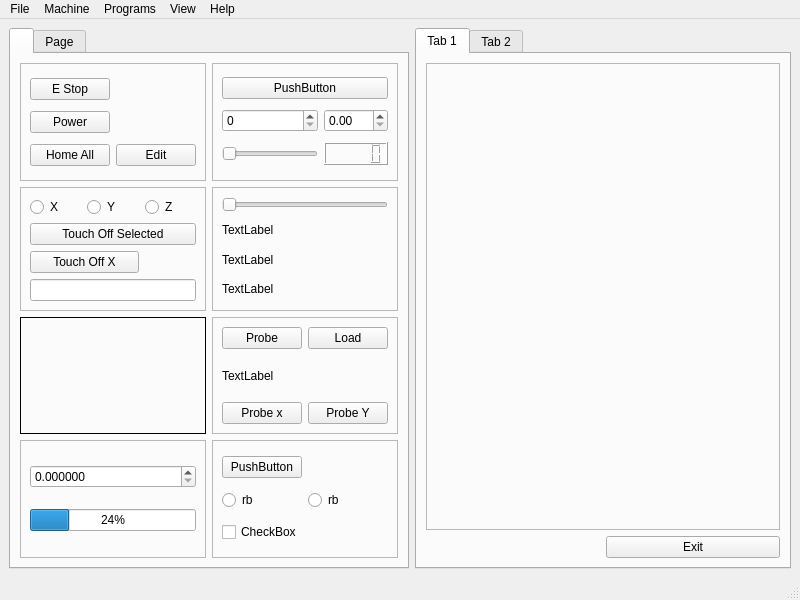
jethornton/flexgui, file examples/testgui/Errors/errors.ui: the form before one commit.
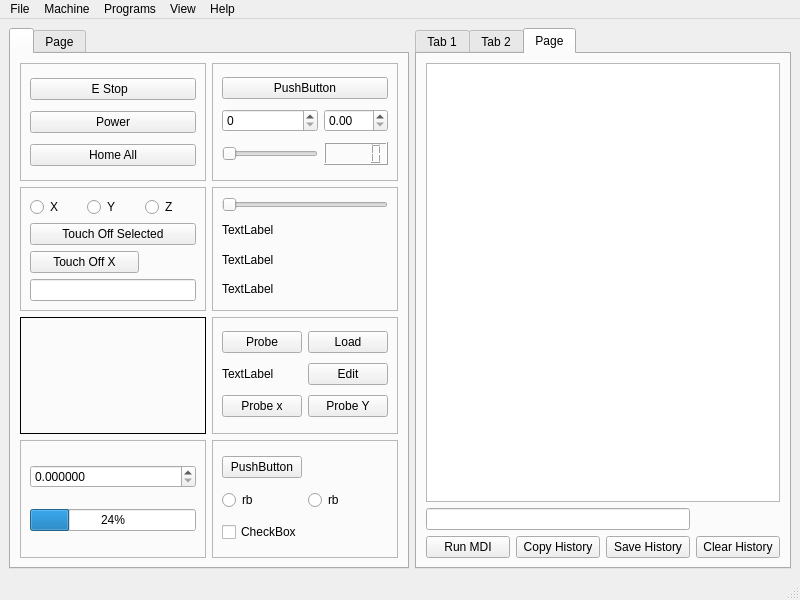
The form after the commit.

What changed in the file:
```diff
--- a/examples/testgui/Errors/errors.ui
+++ b/examples/testgui/Errors/errors.ui
@@ -45,6 +45,12 @@
              <property name="text">
               <string>Power</string>
              </property>
+             <property name="led_indicator" stdset="0">
+              <bool>true</bool>
+             </property>
+             <property name="led_diameter" stdset="0">
+              <number>10</number>
+             </property>
             </widget>
            </item>
            <item row="2" column="0">
@@ -52,22 +58,24 @@
              <property name="text">
               <string>Home All</string>
              </property>
+             <property name="led_indicator" stdset="0">
+              <bool>true</bool>
+             </property>
+             <property name="led_diameter" stdset="0">
+              <number>10</number>
+             </property>
             </widget>
            </item>
            <item row="0" column="0">
             <widget class="QPushButton" name="estop_pb">
              <property name="text">
-              <string>E Stop</string>
+              <string>E Stop  </string>
              </property>
              <property name="led_indicator" stdset="0">
               <bool>true</bool>
              </property>
-            </widget>
-           </item>
-           <item row="2" column="1">
-            <widget class="QPushButton" name="edit_pb">
-             <property name="text">
-              <string>Edit</string>
+             <property name="led_diameter" stdset="0">
+              <number>10</number>
              </property>
             </widget>
            </item>
@@ -347,6 +355,13 @@
              </property>
             </widget>
            </item>
+           <item row="1" column="1">
+            <widget class="QPushButton" name="edit_ladder_pb">
+             <property name="text">
+              <string>Edit</string>
+             </property>
+            </widget>
+           </item>
           </layout>
          </widget>
         </item>
@@ -449,7 +464,7 @@
     <item>
      <widget class="QTabWidget" name="tabWidget">
       <property name="currentIndex">
-       <number>0</number>
+       <number>2</number>
       </property>
       <widget class="QWidget" name="tab">
        <attribute name="title">
@@ -499,6 +514,47 @@
         </item>
        </layout>
       </widget>
+      <widget class="QWidget" name="tab_4">
+       <attribute name="title">
+        <string>Page</string>
+       </attribute>
+       <layout class="QGridLayout" name="gridLayout_12">
+        <item row="0" column="0" colspan="4">
+         <widget class="QListWidget" name="mdi_history_lw"/>
+        </item>
+        <item row="2" column="0">
+         <widget class="QPushButton" name="run_mdi_pb">
+          <property name="text">
+           <string>Run MDI</string>
+          </property>
+         </widget>
+        </item>
+        <item row="2" column="1">
+         <widget class="QPushButton" name="copy_mdi_history_pb">
+          <property name="text">
+           <string>Copy History</string>
+          </property>
+         </widget>
+        </item>
+        <item row="2" column="2">
+         <widget class="QPushButton" name="save_mdi_history_pb">
+          <property name="text">
+           <string>Save History</string>
+          </property>
+         </widget>
+        </item>
+        <item row="2" column="3">
+         <widget class="QPushButton" name="clear_mdi_history_pb">
+          <property name="text">
+           <string>Clear History</string>
+          </property>
+         </widget>
+        </item>
+        <item row="1" column="0" colspan="3">
+         <widget class="QLineEdit" name="mdi_command_le"/>
+        </item>
+       </layout>
+      </widget>
      </widget>
     </item>
    </layout>
```
